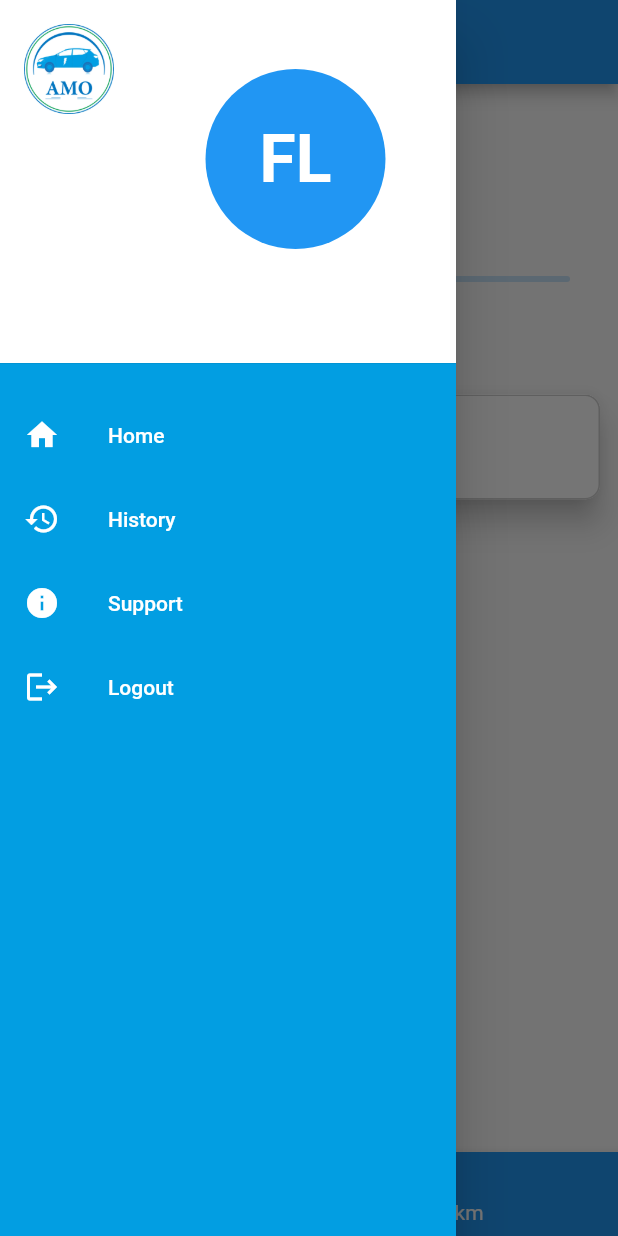
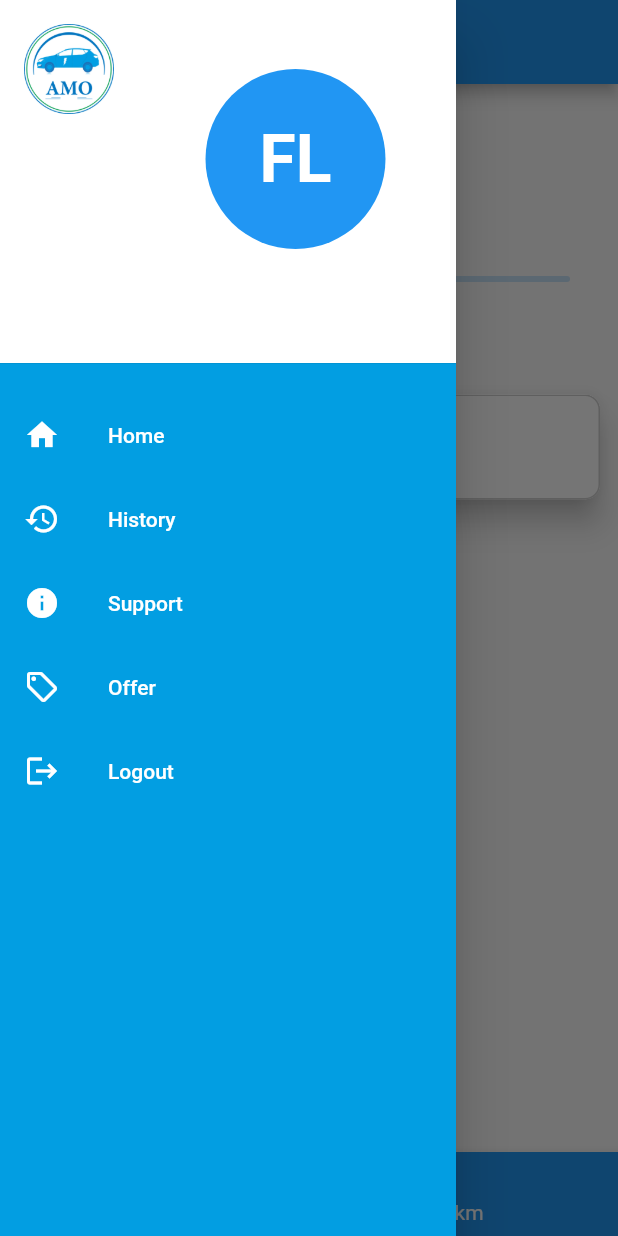
Before and after one commit to Digital-Edge-360/AMO-Mobile-app, a Flutter app: the HomeScreen screen opened directly, item 2 of the bottom bar chosen, with the side drawer open, on a phone screen of 412 x 824 dp. Run offline on Flutter 3.47's test engine with Material 2 defaults, Android fonts, the light colour scheme and no system bars; our stand-ins replace cloud_firestore, firebase_auth, firebase_core, firebase_database, flutter_styled_toast, fluttertoast and 7 more; missing offline and left inert: flutter_polyline_points, material_dialogs; accounts and stored records are empty; statements that could not run were skipped.

Commit message:
offer section with bug fixing new code

```diff
--- a/lib/mainScreens/history_page.dart
+++ b/lib/mainScreens/history_page.dart
@@ -85,6 +85,7 @@ class _HistoryPageState extends State<HistoryPage> {
                 snapshot.hasData &&
                 snapshot.data != null) {
               var docs = snapshot.data?.docs;
+            //  var sff=docs!.length-1;
               log(docs.toString());
               return Column(
                 children: [
@@ -205,11 +206,12 @@ class _HistoryPageState extends State<HistoryPage> {
                       scrollDirection: Axis.vertical,
                       itemCount: docs?.length,
                       itemBuilder: (context, index) {
+                      //  int revIndex= docs!.length-1-index;
+                        log("set${docs!.length - 1 - index}");
                         log(docs?.elementAt(index).data()["status"]);
                         if (filter == "upcoming" &&
                             docs?.elementAt(index).data()["status"] == "upcoming") {
                           log("inside upcoming");
-
                           return _RideDetailsTile(
                             docs: docs,
                             index: index,
--- a/lib/widgets/car_type_widget.dart
+++ b/lib/widgets/car_type_widget.dart
@@ -17,6 +17,7 @@ CarTypeWidget extends StatefulWidget {
  final  int distanceInMeters, bagsCount, seatsCount, index;
   final bool rideByKm, isEv;
   final bool? isOneWay;
+
 
  const  CarTypeWidget(
       {super.key,
--- a/lib/widgets/my_drawer.dart
+++ b/lib/widgets/my_drawer.dart
@@ -5,6 +5,7 @@ import 'package:flutter/material.dart';
 import 'package:provider/provider.dart';
 import 'package:shared_preferences/shared_preferences.dart';
 import '../global/global.dart';
+import '../mainScreens/offer_page.dart';
 
 //MyDrawer
 class MyDrawer extends StatefulWidget {
@@ -158,6 +159,27 @@ class _MyDrawerState extends State<MyDrawer> {
               ),
             ),
           ),
+          GestureDetector(
+            onTap: () {
+              Navigator.push(
+                context,
+                MaterialPageRoute(builder: (context) => const OfferPage()),
+              );
+            },
+            child: const ListTile(
+              leading: Icon(
+                Icons.local_offer_outlined,
+                color: Colors.white,
+              ),
+              title: Text(
+                "Offer",
+                style: TextStyle(
+                  color: Colors.white,
+                ),
+              ),
+            ),
+          ),
+
 
           GestureDetector(
             onTap: () async {
```
Also changed, not shown: lib/mainScreens/offer_page.dart (added, +55 -0 lines).
